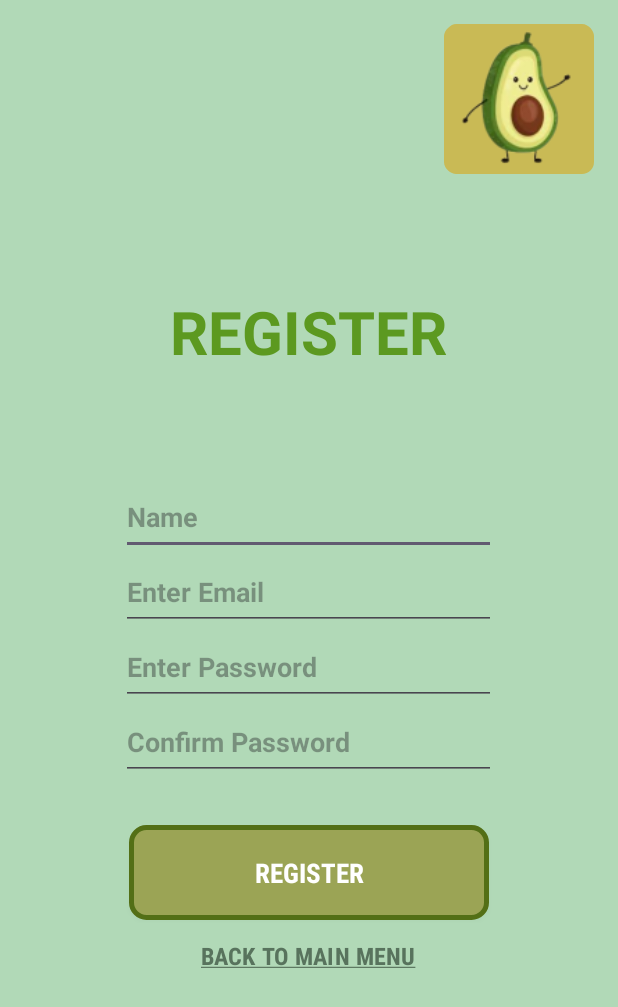
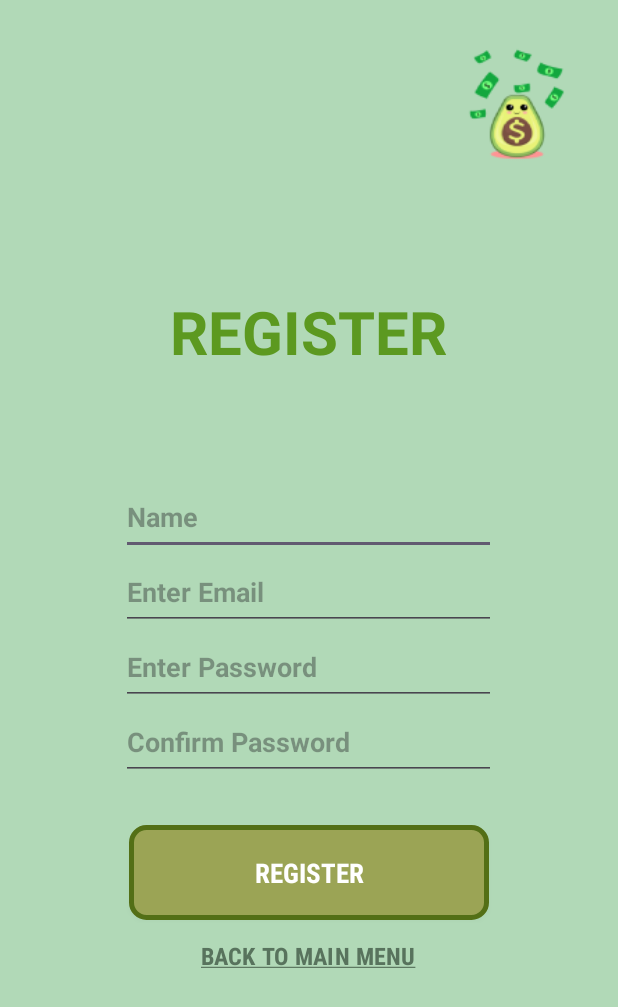
Before and after one commit to JESKTEK/DINERO, an Android app: the RegisterActivity screen opened directly, with no data from a screen before it, on a phone screen of 412 x 824 dp. Shown: the top 1007 px of the screen. Run offline under Robolectric (Android 15) with nearby library versions, the phone set to English and light mode, and no system bars; our stand-ins replace Firebase (no records; nobody signed in at launch, a user with empty details on screens opened directly).

Commit message:
Update activity_register.xml

```diff
--- a/app/src/main/res/layout/activity_register.xml
+++ b/app/src/main/res/layout/activity_register.xml
@@ -17,7 +17,7 @@
         android:layout_marginTop="16dp"
         android:layout_marginEnd="16dp"
         android:contentDescription="Logo"
-        app:srcCompat="@mipmap/avocado_reg_round" />
+        app:srcCompat="@mipmap/dinero_logo_round" />
 
     <!-- Main Form -->
     <LinearLayout
```
